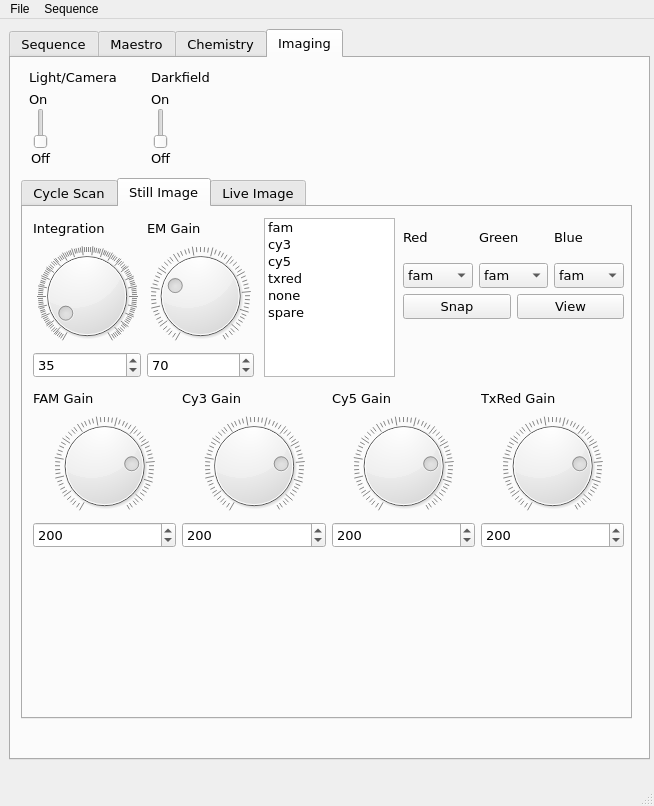
Above: ui/htPol.ui from REC17/Hidden-Tab-Polonator before the change. Below: the same form after it.
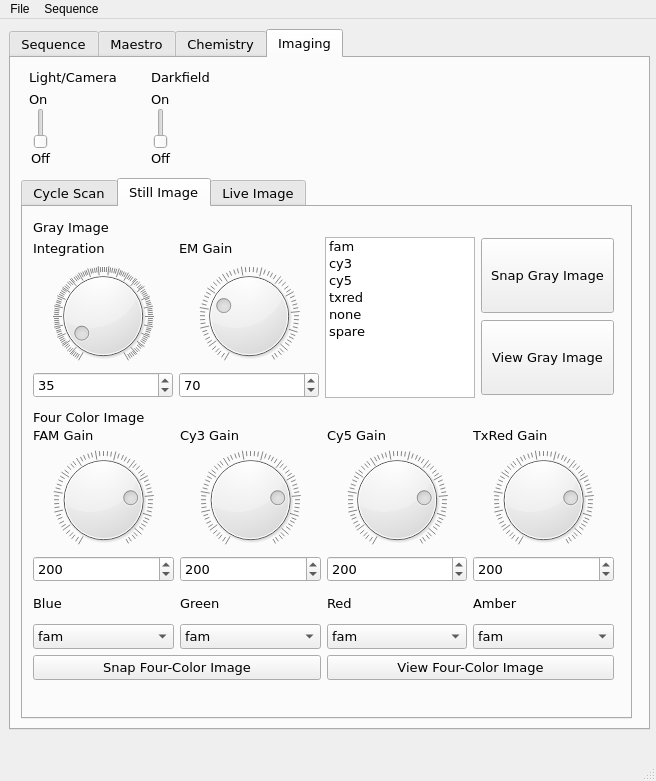
That is the form after the change. The open tabs and pages were chosen to show the change.

Commit message: Cycle List Function Updated

```diff
--- a/ui/htPol.ui
+++ b/ui/htPol.ui
@@ -6,8 +6,8 @@
    <rect>
     <x>0</x>
     <y>0</y>
-    <width>654</width>
-    <height>806</height>
+    <width>656</width>
+    <height>781</height>
    </rect>
   </property>
   <property name="windowTitle">
@@ -20,9 +20,27 @@
       <x>9</x>
       <y>10</y>
       <width>641</width>
-      <height>731</height>
+      <height>701</height>
      </rect>
     </property>
+    <property name="minimumSize">
+     <size>
+      <width>0</width>
+      <height>0</height>
+     </size>
+    </property>
+    <property name="sizeIncrement">
+     <size>
+      <width>0</width>
+      <height>0</height>
+     </size>
+    </property>
+    <property name="baseSize">
+     <size>
+      <width>0</width>
+      <height>0</height>
+     </size>
+    </property>
     <property name="font">
      <font>
       <family>DejaVu Sans</family>
@@ -2593,15 +2611,43 @@
        <attribute name="title">
         <string>Still Image</string>
        </attribute>
-       <widget class="QWidget" name="layoutWidget_4">
+       <widget class="QLabel" name="label">
         <property name="geometry">
          <rect>
           <x>10</x>
           <y>10</y>
-          <width>221</width>
+          <width>91</width>
+          <height>21</height>
+         </rect>
+        </property>
+        <property name="text">
+         <string>Gray Image</string>
+        </property>
+       </widget>
+       <widget class="QLabel" name="label_2">
+        <property name="geometry">
+         <rect>
+          <x>10</x>
+          <y>200</y>
+          <width>121</width>
+          <height>21</height>
+         </rect>
+        </property>
+        <property name="text">
+         <string>Four Color Image</string>
+        </property>
+       </widget>
+       <widget class="QWidget" name="">
+        <property name="geometry">
+         <rect>
+          <x>10</x>
+          <y>30</y>
+          <width>581</width>
           <height>161</height>
          </rect>
         </property>
+        <layout class="QHBoxLayout" name="horizontalLayout_10">
+         <item>
         <layout class="QGridLayout" name="gridLayout_22">
          <item row="0" column="0">
           <widget class="QLabel" name="label_57">
@@ -2619,6 +2665,12 @@
          </item>
          <item row="1" column="0">
           <widget class="QDial" name="stillIntDial">
+             <property name="minimumSize">
+              <size>
+               <width>140</width>
+               <height>0</height>
+              </size>
+             </property>
            <property name="maximum">
             <number>500</number>
            </property>
@@ -2635,6 +2687,12 @@
          </item>
          <item row="1" column="1">
           <widget class="QDial" name="stillGainDial">
+             <property name="minimumSize">
+              <size>
+               <width>140</width>
+               <height>0</height>
+              </size>
+             </property>
            <property name="maximum">
             <number>255</number>
            </property>
@@ -2670,16 +2728,90 @@
           </widget>
          </item>
         </layout>
-       </widget>
-       <widget class="QWidget" name="layoutWidget_5">
+         </item>
+         <item>
+          <widget class="QListWidget" name="stillFilterListLW">
+           <property name="maximumSize">
+            <size>
+             <width>150</width>
+             <height>16777215</height>
+            </size>
+           </property>
+           <item>
+            <property name="text">
+             <string>fam</string>
+            </property>
+           </item>
+           <item>
+            <property name="text">
+             <string>cy3</string>
+            </property>
+           </item>
+           <item>
+            <property name="text">
+             <string>cy5</string>
+            </property>
+           </item>
+           <item>
+            <property name="text">
+             <string>txred</string>
+            </property>
+           </item>
+           <item>
+            <property name="text">
+             <string>none</string>
+            </property>
+           </item>
+           <item>
+            <property name="text">
+             <string>spare</string>
+            </property>
+           </item>
+          </widget>
+         </item>
+         <item>
+          <layout class="QVBoxLayout" name="verticalLayout_5">
+           <item>
+            <widget class="QPushButton" name="stillSnapPB_2">
+             <property name="minimumSize">
+              <size>
+               <width>0</width>
+               <height>75</height>
+              </size>
+             </property>
+             <property name="text">
+              <string>Snap Gray Image</string>
+             </property>
+            </widget>
+           </item>
+           <item>
+            <widget class="QPushButton" name="stillViewPB_2">
+             <property name="minimumSize">
+              <size>
+               <width>0</width>
+               <height>75</height>
+              </size>
+             </property>
+             <property name="text">
+              <string>View Gray Image</string>
+             </property>
+            </widget>
+           </item>
+          </layout>
+         </item>
+        </layout>
+       </widget>
+       <widget class="QWidget" name="">
         <property name="geometry">
          <rect>
           <x>10</x>
-          <y>180</y>
-          <width>591</width>
-          <height>161</height>
+          <y>220</y>
+          <width>581</width>
+          <height>253</height>
          </rect>
         </property>
+        <layout class="QGridLayout" name="gridLayout_7">
+         <item row="0" column="0">
         <layout class="QGridLayout" name="gridLayout_23">
          <item row="0" column="0">
           <widget class="QLabel" name="label_59">
@@ -2814,139 +2946,38 @@
           </widget>
          </item>
         </layout>
-       </widget>
-       <widget class="QListWidget" name="stillFilterListLW">
-        <property name="geometry">
-         <rect>
-          <x>241</x>
-          <y>11</y>
-          <width>131</width>
-          <height>159</height>
-         </rect>
-        </property>
-        <item>
-         <property name="text">
-          <string>fam</string>
-         </property>
-        </item>
-        <item>
-         <property name="text">
-          <string>cy3</string>
-         </property>
-        </item>
-        <item>
-         <property name="text">
-          <string>cy5</string>
-         </property>
-        </item>
-        <item>
-         <property name="text">
-          <string>txred</string>
-         </property>
-        </item>
-        <item>
-         <property name="text">
-          <string>none</string>
-         </property>
-        </item>
-        <item>
-         <property name="text">
-          <string>spare</string>
-         </property>
-        </item>
-       </widget>
-       <widget class="QWidget" name="layoutWidget_6">
-        <property name="geometry">
-         <rect>
-          <x>380</x>
-          <y>11</y>
-          <width>221</width>
-          <height>101</height>
-         </rect>
-        </property>
-        <layout class="QVBoxLayout" name="verticalLayout_5">
-         <item>
-          <layout class="QGridLayout" name="gridLayout_32">
+         </item>
+         <item row="1" column="0">
+          <layout class="QGridLayout" name="gridLayout_5">
            <item row="0" column="0">
-            <widget class="QLabel" name="Redlabel_3">
-             <property name="text">
-              <string>Red</string>
-             </property>
-            </widget>
-           </item>
-           <item row="0" column="1">
-            <widget class="QLabel" name="Greenlabel_3">
-             <property name="text">
-              <string>Green</string>
-             </property>
-            </widget>
-           </item>
-           <item row="0" column="2">
             <widget class="QLabel" name="Bluelabel_3">
              <property name="text">
               <string>Blue</string>
              </property>
             </widget>
            </item>
+           <item row="0" column="1">
+            <widget class="QLabel" name="Greenlabel_3">
+             <property name="text">
+              <string>Green</string>
+             </property>
+            </widget>
+           </item>
+           <item row="0" column="2">
+            <widget class="QLabel" name="Redlabel_3">
+             <property name="text">
+              <string>Red</string>
+             </property>
+            </widget>
+           </item>
+           <item row="0" column="3">
+            <widget class="QLabel" name="Bluelabel_4">
+             <property name="text">
+              <string>Amber</string>
+             </property>
+            </widget>
+           </item>
            <item row="1" column="0">
-            <widget class="QComboBox" name="stillRedSB">
-             <item>
-              <property name="text">
-               <string>fam</string>
-              </property>
-             </item>
-             <item>
-              <property name="text">
-               <string>cy5</string>
-              </property>
-             </item>
-             <item>
-              <property name="text">
-               <string>cy3</string>
-              </property>
-             </item>
-             <item>
-              <property name="text">
-               <string>txr</string>
-              </property>
-             </item>
-             <item>
-              <property name="text">
-               <string>none</string>
-              </property>
-             </item>
-            </widget>
-           </item>
-           <item row="1" column="1">
-            <widget class="QComboBox" name="stillGreenSB">
-             <item>
-              <property name="text">
-               <string>fam</string>
-              </property>
-             </item>
-             <item>
-              <property name="text">
-               <string>cy5</string>
-              </property>
-             </item>
-             <item>
-              <property name="text">
-               <string>cy3</string>
-              </property>
-             </item>
-             <item>
-              <property name="text">
-               <string>txr</string>
-              </property>
-             </item>
-             <item>
-              <property name="text">
-               <string>none</string>
-              </property>
-             </item>
-            </widget>
-           </item>
-           <item row="1" column="2">
             <widget class="QComboBox" name="stillBlueSB">
              <item>
               <property name="text">
@@ -2975,21 +3006,108 @@
              </item>
             </widget>
            </item>
+           <item row="1" column="1">
+            <widget class="QComboBox" name="stillGreenSB">
+             <item>
+              <property name="text">
+               <string>fam</string>
+              </property>
+             </item>
+             <item>
+              <property name="text">
+               <string>cy5</string>
+              </property>
+             </item>
+             <item>
+              <property name="text">
+               <string>cy3</string>
+              </property>
+             </item>
+             <item>
+              <property name="text">
+               <string>txr</string>
+              </property>
+             </item>
+             <item>
+              <property name="text">
+               <string>none</string>
+              </property>
+             </item>
+            </widget>
+           </item>
+           <item row="1" column="2">
+            <widget class="QComboBox" name="stillRedSB">
+             <item>
+              <property name="text">
+               <string>fam</string>
+              </property>
+             </item>
+             <item>
+              <property name="text">
+               <string>cy5</string>
+              </property>
+             </item>
+             <item>
+              <property name="text">
+               <string>cy3</string>
+              </property>
+             </item>
+             <item>
+              <property name="text">
+               <string>txr</string>
+              </property>
+             </item>
+             <item>
+              <property name="text">
+               <string>none</string>
+              </property>
+             </item>
+            </widget>
+           </item>
+           <item row="1" column="3">
+            <widget class="QComboBox" name="stillBlueSB_2">
+             <item>
+              <property name="text">
+               <string>fam</string>
+              </property>
+             </item>
+             <item>
+              <property name="text">
+               <string>cy5</string>
+              </property>
+             </item>
+             <item>
+              <property name="text">
+               <string>cy3</string>
+              </property>
+             </item>
+             <item>
+              <property name="text">
+               <string>txr</string>
+              </property>
+             </item>
+             <item>
+              <property name="text">
+               <string>none</string>
+              </property>
+             </item>
+            </widget>
+           </item>
           </layout>
          </item>
-         <item>
+         <item row="2" column="0">
           <layout class="QGridLayout" name="gridLayout_33">
            <item row="0" column="1">
             <widget class="QPushButton" name="stillViewPB">
              <property name="text">
-              <string>View</string>
+              <string>View Four-Color Image</string>
              </property>
             </widget>
            </item>
            <item row="0" column="0">
             <widget class="QPushButton" name="stillSnapPB">
              <property name="text">
-              <string>Snap</string>
+              <string>Snap Four-Color Image</string>
              </property>
             </widget>
            </item>
@@ -3273,7 +3391,7 @@
     <rect>
      <x>0</x>
      <y>0</y>
-     <width>654</width>
+     <width>656</width>
      <height>29</height>
     </rect>
    </property>
```
Left out of the diff: 406 changed lines with no effect on the pictures. Lines whose indentation alone changed are shown as unchanged. The commit also changes 8 other files.
